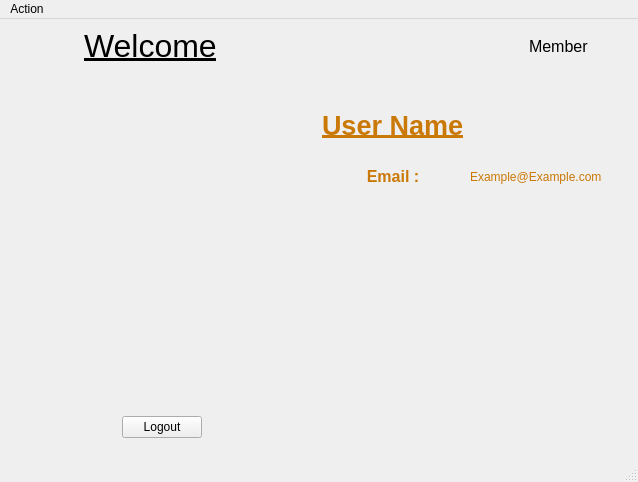
This is design/Ui_/Member_Form.ui in SufferProgrammer/startup-desktop-python as Qt 5 draws it before an edit. The edited form follows.
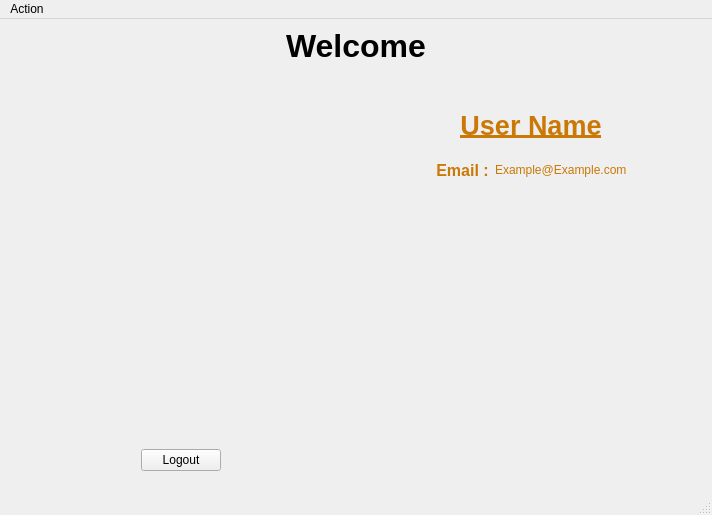
This is the edited form. Icons and pictures are not drawn.

Commit message: added member view profile, user profile feature is not added but only added static image

The edit to the form file:
```diff
--- a/design/Ui_/Member_Form.ui
+++ b/design/Ui_/Member_Form.ui
@@ -6,14 +6,14 @@
    <rect>
     <x>0</x>
     <y>0</y>
-    <width>638</width>
-    <height>482</height>
+    <width>712</width>
+    <height>515</height>
    </rect>
   </property>
   <property name="maximumSize">
    <size>
-    <width>638</width>
-    <height>482</height>
+    <width>712</width>
+    <height>515</height>
    </size>
   </property>
   <property name="windowTitle">
@@ -29,11 +29,11 @@
          <enum>Qt::Horizontal</enum>
         </property>
         <property name="sizeType">
-         <enum>QSizePolicy::Fixed</enum>
+         <enum>QSizePolicy::Expanding</enum>
         </property>
         <property name="sizeHint" stdset="0">
          <size>
-          <width>75</width>
+          <width>40</width>
           <height>20</height>
          </size>
         </property>
@@ -44,7 +44,9 @@
         <property name="font">
          <font>
           <pointsize>24</pointsize>
-          <underline>true</underline>
+          <weight>75</weight>
+          <bold>true</bold>
+          <underline>false</underline>
          </font>
         </property>
         <property name="text">
@@ -57,33 +59,8 @@
         <property name="orientation">
          <enum>Qt::Horizontal</enum>
         </property>
-        <property name="sizeHint" stdset="0">
-         <size>
-          <width>40</width>
-          <height>20</height>
-         </size>
-        </property>
-       </spacer>
-      </item>
-      <item>
-       <widget class="QLabel" name="label_2">
-        <property name="font">
-         <font>
-          <pointsize>12</pointsize>
-         </font>
-        </property>
-        <property name="text">
-         <string>Member</string>
-        </property>
-       </widget>
-      </item>
-      <item>
-       <spacer name="horizontalSpacer_2">
-        <property name="orientation">
-         <enum>Qt::Horizontal</enum>
-        </property>
         <property name="sizeType">
-         <enum>QSizePolicy::Fixed</enum>
+         <enum>QSizePolicy::Expanding</enum>
         </property>
         <property name="sizeHint" stdset="0">
          <size>
@@ -187,7 +164,7 @@
       </item>
       <item row="0" column="2">
        <layout class="QGridLayout" name="gridLayout_3">
-        <item row="4" column="1">
+        <item row="3" column="0">
          <spacer name="verticalSpacer_3">
           <property name="orientation">
            <enum>Qt::Vertical</enum>
@@ -200,7 +177,7 @@
           </property>
          </spacer>
         </item>
-        <item row="0" column="1">
+        <item row="0" column="0">
          <spacer name="verticalSpacer_4">
           <property name="orientation">
            <enum>Qt::Vertical</enum>
@@ -216,35 +193,9 @@
           </property>
          </spacer>
         </item>
-        <item row="3" column="0">
-         <layout class="QGridLayout" name="gridLayout">
-          <item row="2" column="0">
-           <widget class="QLabel" name="emailLabel">
-            <property name="sizePolicy">
-             <sizepolicy hsizetype="Preferred" vsizetype="Preferred">
-              <horstretch>0</horstretch>
-              <verstretch>0</verstretch>
-             </sizepolicy>
-            </property>
-            <property name="font">
-             <font>
-              <pointsize>12</pointsize>
-              <weight>75</weight>
-              <bold>true</bold>
-             </font>
-            </property>
-            <property name="styleSheet">
-             <string notr="true">color: rgb(202, 120, 6);</string>
-            </property>
-            <property name="text">
-             <string>Email :</string>
-            </property>
-            <property name="alignment">
-             <set>Qt::AlignCenter</set>
-            </property>
-           </widget>
-          </item>
-          <item row="0" column="0">
+        <item row="1" column="0">
+         <layout class="QVBoxLayout" name="verticalLayout">
+          <item>
            <widget class="QLabel" name="Username">
             <property name="font">
              <font>
@@ -261,11 +212,11 @@
              <string>User Name</string>
             </property>
             <property name="alignment">
-             <set>Qt::AlignLeading|Qt::AlignLeft|Qt::AlignVCenter</set>
+             <set>Qt::AlignCenter</set>
             </property>
            </widget>
           </item>
-          <item row="1" column="0">
+          <item>
            <spacer name="verticalSpacer_5">
             <property name="orientation">
              <enum>Qt::Vertical</enum>
@@ -276,14 +227,69 @@
             <property name="sizeHint" stdset="0">
              <size>
               <width>20</width>
-              <height>20</height>
+              <height>13</height>
              </size>
             </property>
            </spacer>
           </item>
-          <item row="2" column="1">
-           <layout class="QHBoxLayout" name="horizontalLayout_2">
-            <item>
+          <item>
+           <layout class="QGridLayout" name="gridLayout">
+            <item row="0" column="0">
+             <spacer name="horizontalSpacer_2">
+              <property name="orientation">
+               <enum>Qt::Horizontal</enum>
+              </property>
+              <property name="sizeType">
+               <enum>QSizePolicy::Expanding</enum>
+              </property>
+              <property name="sizeHint" stdset="0">
+               <size>
+                <width>40</width>
+                <height>20</height>
+               </size>
+              </property>
+             </spacer>
+            </item>
+            <item row="0" column="3">
+             <spacer name="horizontalSpacer_7">
+              <property name="orientation">
+               <enum>Qt::Horizontal</enum>
+              </property>
+              <property name="sizeHint" stdset="0">
+               <size>
+                <width>40</width>
+                <height>20</height>
+               </size>
+              </property>
+             </spacer>
+            </item>
+            <item row="0" column="1">
+             <widget class="QLabel" name="emailLabel">
+              <property name="sizePolicy">
+               <sizepolicy hsizetype="Fixed" vsizetype="Preferred">
+                <horstretch>0</horstretch>
+                <verstretch>0</verstretch>
+               </sizepolicy>
+              </property>
+              <property name="font">
+               <font>
+                <pointsize>12</pointsize>
+                <weight>75</weight>
+                <bold>true</bold>
+               </font>
+              </property>
+              <property name="styleSheet">
+               <string notr="true">color: rgb(202, 120, 6);</string>
+              </property>
+              <property name="text">
+               <string>Email :</string>
+              </property>
+              <property name="alignment">
+               <set>Qt::AlignCenter</set>
+              </property>
+             </widget>
+            </item>
+            <item row="0" column="2">
              <widget class="QLabel" name="Email">
               <property name="font">
                <font>
@@ -336,7 +342,7 @@
     <rect>
      <x>0</x>
      <y>0</y>
-     <width>638</width>
+     <width>712</width>
      <height>23</height>
     </rect>
    </property>
```
Left out of the diff: 33 changed lines with no effect on the pictures. The commit also changes 8 other files.
